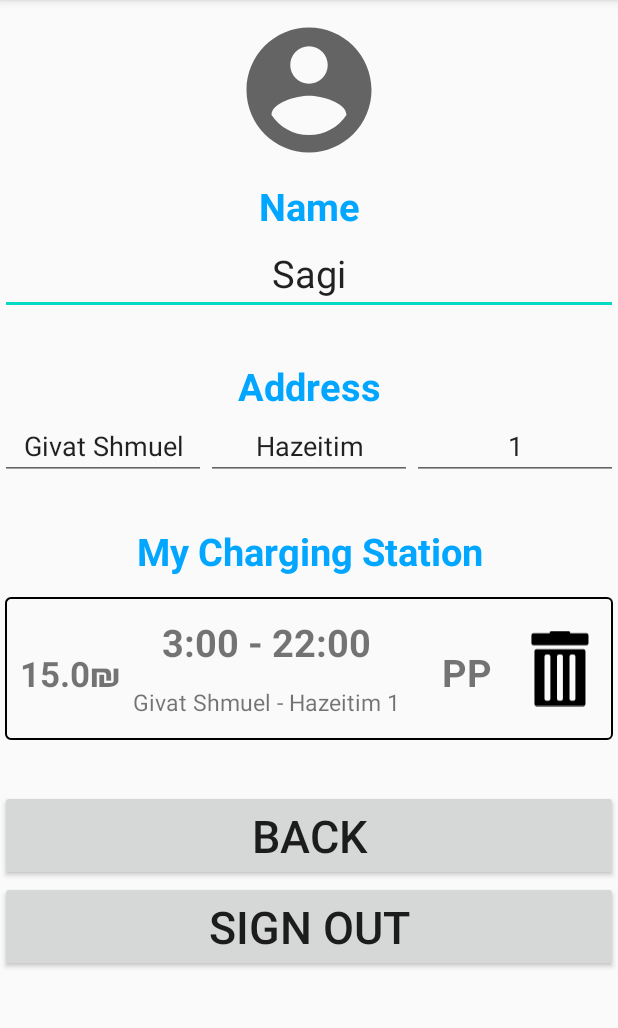
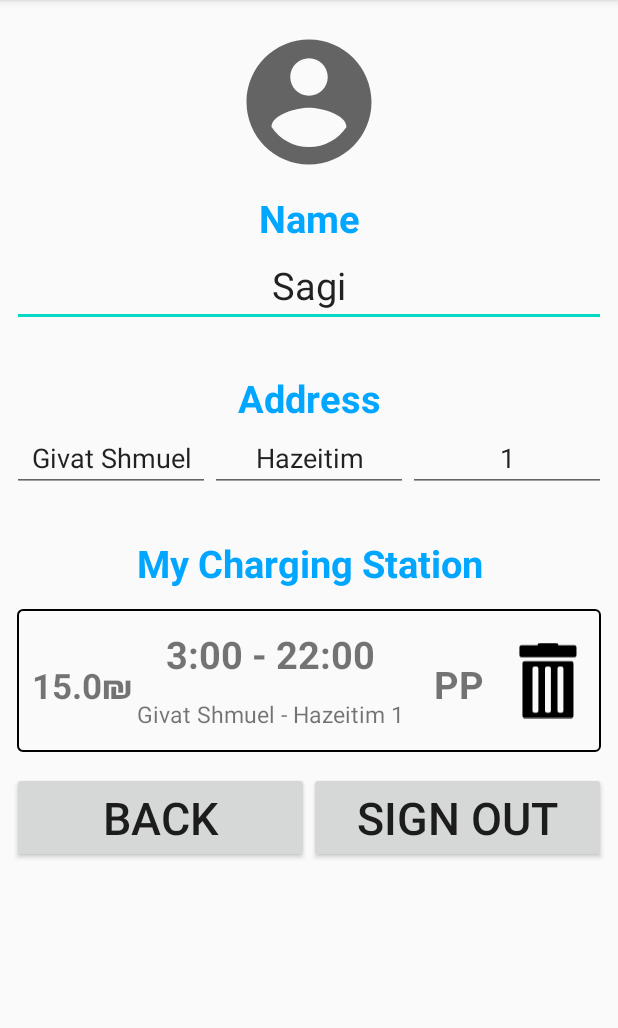
Before and after one commit to sagi565/SharingChargingStations, an Android app: the screen it shows after launch (ProfileActivity), after a tap on "User", on a phone screen of 412 x 824 dp, the part 84-1112 px from its top. Run offline under Robolectric (Android 15) with nearby library versions, the phone set to English and light mode, and no system bars; our stand-ins replace Firebase (no records; nobody signed in at launch, a user with empty details on screens opened directly); libraries missing offline, so code that uses them is left out: org.checkerframework.checker.

Commit message:
update 15 - שינוים קלים

```diff
--- a/app/src/main/java/com/example/sharingchargingstations/MainActivity.java
+++ b/app/src/main/java/com/example/sharingchargingstations/MainActivity.java
@@ -1,10 +1,5 @@
 package com.example.sharingchargingstations;
 
-import androidx.annotation.NonNull;
-import androidx.annotation.Nullable;
-import androidx.appcompat.app.AppCompatActivity;
-
-import android.app.Activity;
 import android.app.Dialog;
 import android.content.Intent;
 import android.graphics.Color;
@@ -27,9 +22,14 @@ import android.widget.Switch;
 import android.widget.TextView;
 import android.widget.Toast;
 
+import androidx.appcompat.app.AppCompatActivity;
+
 import com.example.sharingchargingstations.Model.ChargingStation;
 import com.example.sharingchargingstations.Model.ChargingStationStatus;
 import com.example.sharingchargingstations.Model.Model;
+
+import org.checkerframework.checker.nullness.qual.NonNull;
+import org.checkerframework.checker.nullness.qual.Nullable;
 
 import java.util.ArrayList;
 
@@ -43,9 +43,9 @@ public class MainActivity extends AppCompatActivity {
     protected void onCreate(Bundle savedInstanceState) {
         super.onCreate(savedInstanceState);
         setContentView(R.layout.activity_main);
-        showUserDialog();
+        //showUserDialog();
         lstStations = findViewById(R.id.lstStations);
-
+        model.setContext(getApplicationContext());
         chargingStationArrayAdapter = new ArrayAdapter<ChargingStation>(this, R.layout.item_charging_station,filterChargingStations){
             @NonNull
             @Override
@@ -128,17 +128,19 @@ public class MainActivity extends AppCompatActivity {
     public boolean onOptionsItemSelected(@NonNull MenuItem item) {
         switch (item.getItemId()){
             case R.id.action_user:
-                Intent intentProfile = new Intent(getApplicationContext(), ProfileActivity.class);
-                startActivity(intentProfile);
+                Intent intentProfile = new Intent(this, ProfileActivity.class);
+
+                startActivityForResult(intentProfile, 10);
                 return true;
             case R.id.action_rentals:
-                Intent intentRentals = new Intent(getApplicationContext(), RentalsActivity.class);
+                Intent intentRentals = new Intent(this, RentalsActivity.class);
                 startActivity(intentRentals);
                 return true;
 
         }
         return super.onOptionsItemSelected(item);
     }
+
     private void setFilter(String filter){
         filterChargingStations.clear();
         for(ChargingStation chargingStation : model.getChargingStations()){
@@ -157,6 +159,10 @@ public class MainActivity extends AppCompatActivity {
             userDialog.setContentView(R.layout.dialog_user);
 
             userDialog.show();
+            int width = (int)(getResources().getDisplayMetrics().widthPixels*0.90);
+            int height = (int)(getResources().getDisplayMetrics().heightPixels*0.90);
+
+            userDialog.getWindow().setLayout(width, height);
             Switch aSwitch = userDialog.findViewById(R.id.swtchState);
             EditText etFullName = userDialog.findViewById(R.id.etDialogFullName);
             EditText etEmail = userDialog.findViewById(R.id.etDialogEmail);
--- a/app/src/main/java/com/example/sharingchargingstations/Model/ChargingStation.java
+++ b/app/src/main/java/com/example/sharingchargingstations/Model/ChargingStation.java
@@ -8,6 +8,7 @@ public class ChargingStation {
     private Address stationAddress;
     private TypeChargingStation type;
     private double ChargingSpeed;
+    private String documentId;
 
     public ChargingStationStatus getStatus() {
         return status;
@@ -35,8 +36,12 @@ public class ChargingStation {
         this.description = description;
     }
 
+    public String getDocumentId() {return documentId;}
+
+    public void setDocumentId(String documentId) {this.documentId = documentId;}
+
     private String description;
-
+    public ChargingStation (){}
     public ChargingStation(double pricePerHour, float startHour, float endHour, Address stationAddress, TypeChargingStation type, double chargingSpeed, String description) {
         this.pricePerHour = pricePerHour;
         setStartHour(startHour);
--- a/app/src/main/java/com/example/sharingchargingstations/ProfileActivity.java
+++ b/app/src/main/java/com/example/sharingchargingstations/ProfileActivity.java
@@ -1,6 +1,4 @@
 package com.example.sharingchargingstations;
-
-import androidx.appcompat.app.AppCompatActivity;
 
 import android.content.Intent;
 import android.graphics.Color;
@@ -15,6 +13,8 @@ import android.widget.LinearLayout;
 import android.widget.TextView;
 import android.widget.Toast;
 
+import androidx.appcompat.app.AppCompatActivity;
+
 import com.example.sharingchargingstations.Model.ChargingStation;
 import com.example.sharingchargingstations.Model.ChargingStationStatus;
 import com.example.sharingchargingstations.Model.Model;
@@ -28,6 +28,8 @@ public class ProfileActivity extends AppCompatActivity {
     private TextView tvMyChargingStation;
     private ImageView btnDeleteChargingStation;
     private Button btnBack;
+    private Button btnSignOut;
+
     private TextView tvItemAddress;
     private TextView tvItemHours;
     private TextView tvItemType;
@@ -78,6 +80,8 @@ public class ProfileActivity extends AppCompatActivity {
         etStreet.setText(model.getCurrentUser().getMyChargingStation().getStationAddress().getStreet());
         etHouseNumber.setText(model.getCurrentUser().getMyChargingStation().getStationAddress().getHouseNumber());
         btnBack = findViewById(R.id.btnBack);
+        btnSignOut = findViewById(R.id.btnSignOut);
+
 
         etName.addTextChangedListener(new TextWatcher() {
             @Override
@@ -171,13 +175,15 @@ public class ProfileActivity extends AppCompatActivity {
         btnBack.setOnClickListener(new View.OnClickListener() {
             @Override
             public void onClick(View v) {
-                startActivity(new Intent(getApplicationContext(), MainActivity.class));
+                finish();
+            }
+        });
+        btnSignOut.setOnClickListener(new View.OnClickListener() {
+            @Override
+            public void onClick(View v) {
+                model.signOut();
             }
         });
 
-
-    }
-    public void signOutClicked(View v){
-        model.signOut();
     }
 }
--- a/app/src/main/java/com/example/sharingchargingstations/RentalsActivity.java
+++ b/app/src/main/java/com/example/sharingchargingstations/RentalsActivity.java
@@ -16,7 +16,6 @@ import android.widget.ImageView;
 import android.widget.ListView;
 import android.widget.TextView;
 
-import com.example.sharingchargingstations.Model.ChargingStation;
 import com.example.sharingchargingstations.Model.Model;
 import com.example.sharingchargingstations.Model.Rental;
 
@@ -52,9 +51,8 @@ public class RentalsActivity extends AppCompatActivity {
         Collections.sort(rentals, Comparator.comparingLong(Rental::getDateInLong));
 
         rentalsArrayAdapter = new ArrayAdapter<Rental>(this, R.layout.item_rental,rentals){
-            @NonNull
             @Override
-            public View getView(int position, @Nullable View convertView, @NonNull ViewGroup parent) {
+            public View getView(int position, @Nullable View convertView, ViewGroup parent) {
                 View view =  getLayoutInflater().inflate(R.layout.item_rental,null);
                 tvItemDate = view.findViewById(R.id.tvItemDate);
                 tvItemHours = view.findViewById(R.id.tvItemHours);
--- a/app/src/main/java/com/example/sharingchargingstations/ScheduleActivity.java
+++ b/app/src/main/java/com/example/sharingchargingstations/ScheduleActivity.java
@@ -24,7 +24,6 @@ import com.example.sharingchargingstations.Model.Model;
 import com.example.sharingchargingstations.Model.Rental;
 import com.example.sharingchargingstations.Model.User;
 
-import java.time.LocalDate;
 import java.util.ArrayList;
 import java.util.Calendar;
 import java.util.Date;
@@ -85,9 +84,8 @@ public class ScheduleActivity extends AppCompatActivity {
             }
         });
         hoursArrayAdapter = new ArrayAdapter<OrderHour>(this, R.layout.item_hour, hours) {
-            @NonNull
             @Override
-            public View getView(int position, @Nullable View convertView, @NonNull ViewGroup parent) {
+            public View getView(int position, @Nullable View convertView, ViewGroup parent) {
                 View view = getLayoutInflater().inflate(R.layout.item_hour, null);
                 OrderHour orderHour = hours.get(position);
                 Log.w(TAG, "getView: " + position + " " + orderHour.hourStatus);
--- a/app/src/main/res/layout/activity_profile.xml
+++ b/app/src/main/res/layout/activity_profile.xml
@@ -9,9 +9,8 @@
     <LinearLayout
         android:layout_width="match_parent"
         android:layout_height="match_parent"
-        android:orientation="vertical"
-        tools:layout_editor_absoluteX="0dp"
-        tools:layout_editor_absoluteY="0dp">
+        android:padding="8dp"
+        android:orientation="vertical">
 
         <ImageView
             android:id="@+id/ivProfile"
@@ -32,24 +31,20 @@
             android:textSize="25sp"
             android:textStyle="bold" />
 
-        <LinearLayout
-            android:layout_width="match_parent"
-            android:layout_height="wrap_content"
-            android:layout_marginBottom="20dp"
-            android:orientation="horizontal">
+
 
             <EditText
                 android:id="@+id/etName"
-                android:layout_width="wrap_content"
+                android:layout_width="match_parent"
                 android:layout_height="wrap_content"
-                android:layout_weight="30"
                 android:ems="10"
                 android:gravity="center"
                 android:hint="Name"
-                android:inputType="textPersonName"
+                android:inputType="text"
+                android:layout_marginBottom="20dp"
                 android:textSize="25sp" />
 
-        </LinearLayout>
+
 
         <TextView
             android:id="@+id/Address"
@@ -183,21 +178,31 @@
 
         </LinearLayout>
 
+
+        <LinearLayout
+            android:layout_width="match_parent"
+            android:layout_height="match_parent"
+            android:layout_weight="1"
+            android:layout_marginTop="10dp"
+            android:orientation="horizontal">
+
             <Button
                 android:id="@+id/btnBack"
                 android:layout_width="match_parent"
                 android:layout_height="wrap_content"
-            android:layout_marginTop="30dp"
+                android:layout_weight="1"
                 android:text="Back"
                 android:textSize="30sp" />
 
             <Button
-            android:id="@+id/button"
+                android:id="@+id/btnSignOut"
                 android:layout_width="match_parent"
                 android:layout_height="wrap_content"
+                android:layout_weight="1"
                 android:text="sign out"
-            android:textSize="30sp"
-            android:onClick="signOutClicked"/>
+                android:textSize="30sp" />
+        </LinearLayout>
+
 
     </LinearLayout>
 
```
Also changed, not shown: app/src/main/java/com/example/sharingchargingstations/AddChargingStationActivity.java (+21 -23 lines), app/src/main/java/com/example/sharingchargingstations/Model/Model.java (+113 -23 lines), app/src/main/java/com/example/sharingchargingstations/Model/User.java (+0 -45 lines), app/src/main/res/layout/dialog_user.xml (+0 -7 lines). Lines whose indentation alone changed are shown as unchanged.
